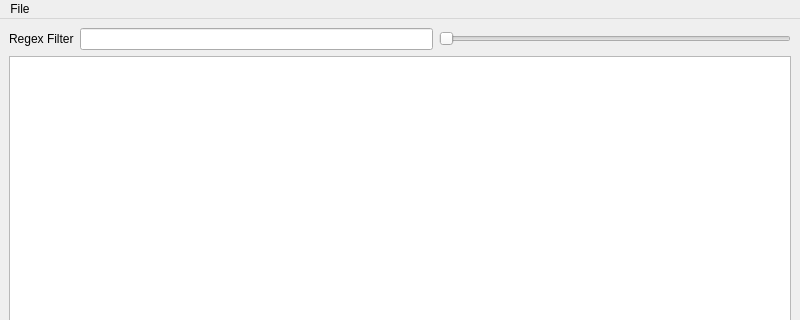
Old version of the form UIFiles/PicOrganizer.ui in the repository UpSea/PhotoOrganizer; both pictures show x 0 to 800 and y 0 to 320 of the 800 by 600 pixel window.
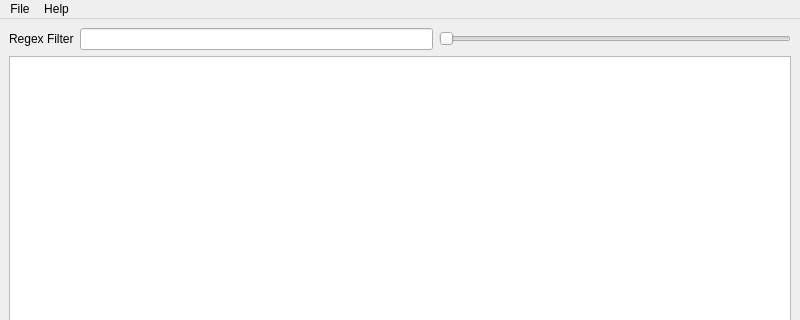
New version of the form. Custom widgets are drawn as their Qt base class.

Commit message:
Add help/about dialog.
Still needs BUILD_TIME

The edit to the form file:
```diff
--- a/UIFiles/PicOrganizer.ui
+++ b/UIFiles/PicOrganizer.ui
@@ -91,7 +91,14 @@
     <addaction name="actionOpenDatabase"/>
     <addaction name="actionImportFolder"/>
    </widget>
+   <widget class="QMenu" name="menuHelp">
+    <property name="title">
+     <string>Help</string>
+    </property>
+    <addaction name="actionAbout"/>
+   </widget>
    <addaction name="menuFile"/>
+   <addaction name="menuHelp"/>
   </widget>
   <widget class="QStatusBar" name="statusbar"/>
   <action name="actionOpenDatabase">
```
Left out of the diff: 10 changed lines with no effect on the pictures. The commit also changes 2 other files.
